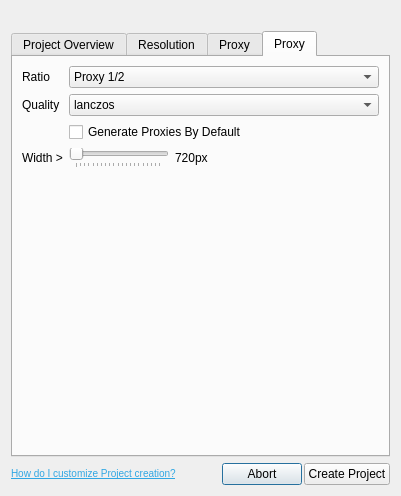
shotgunsoftware/tk-flame, file resources/project_create_dialog.ui: the form before one commit.
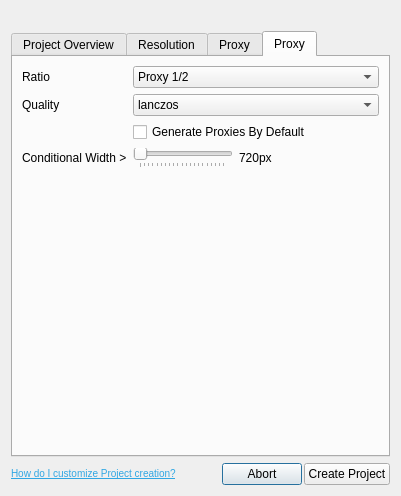
The form after the commit. The open tabs and pages were chosen to show the change. Icons and pictures are not drawn.

Patch:
```diff
--- a/resources/project_create_dialog.ui
+++ b/resources/project_create_dialog.ui
@@ -744,7 +744,7 @@
        <item row="4" column="0">
         <widget class="QLabel" name="proxy_min_frame_size_label_2">
          <property name="text">
-          <string>Width &gt;</string>
+          <string>Conditional Width &gt;</string>
          </property>
         </widget>
        </item>
```
